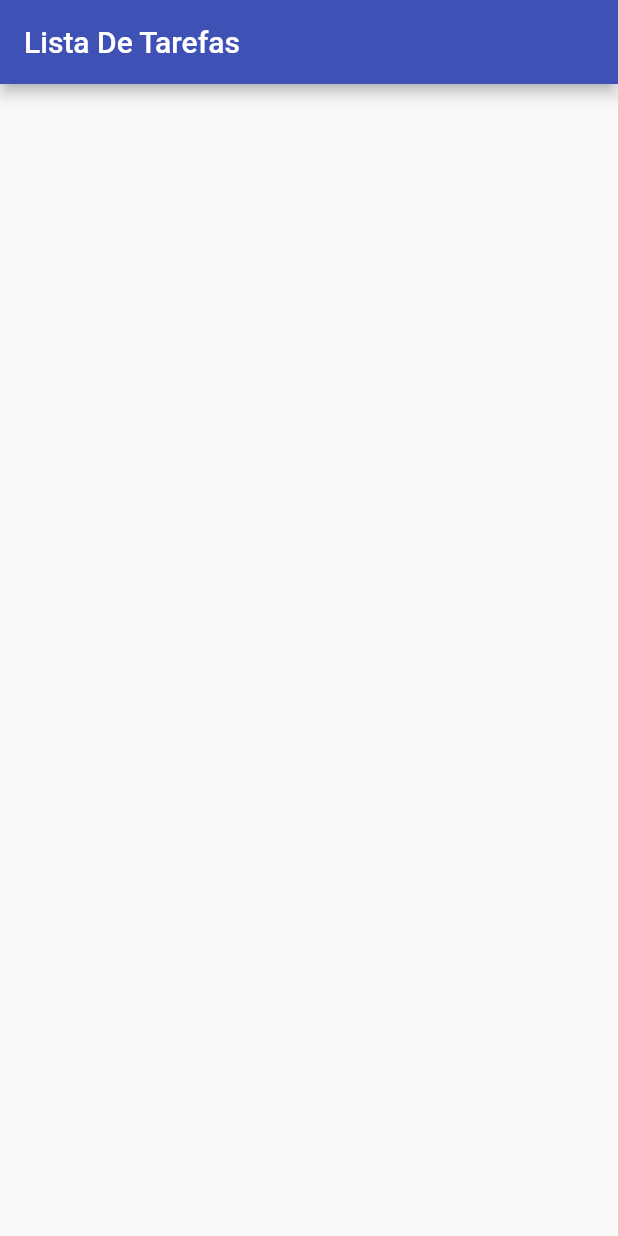
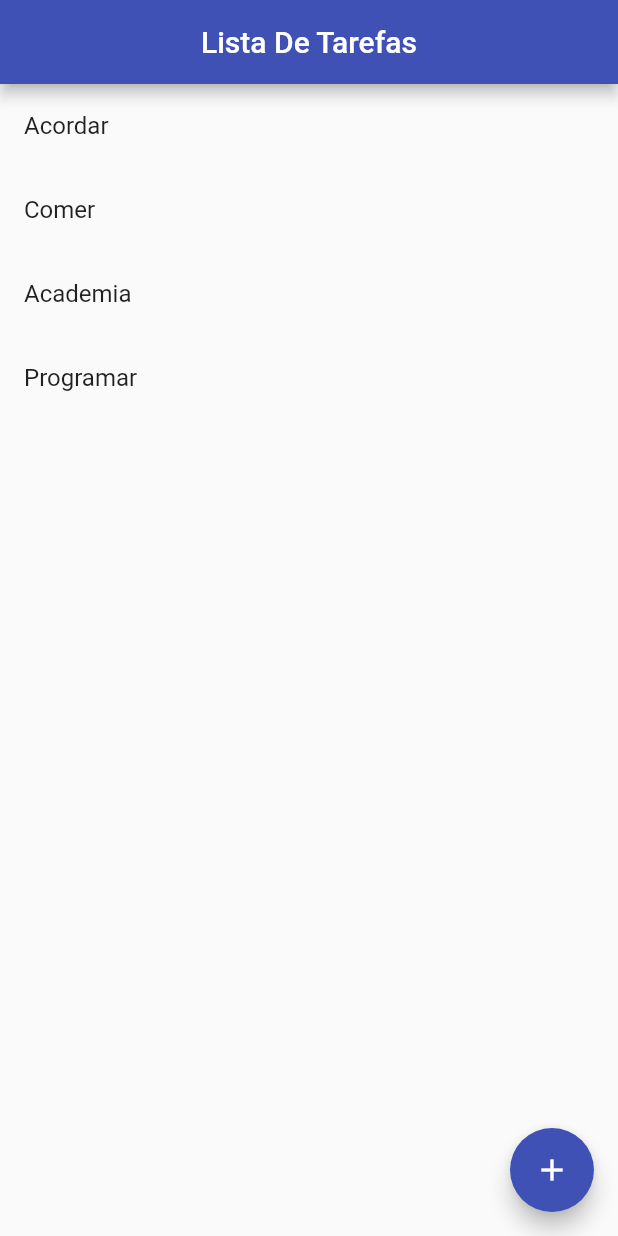
Before and after one commit to CarlosYanBezerraVieira/AppList, a Flutter app: the screen it shows after launch, on a phone screen of 412 x 824 dp. Run offline on Flutter 3.47's test engine with Material 2 defaults, Android fonts, the phone set to English and light mode, and no system bars.

Commit message:
interface start

```diff
--- a/applista/lib/homepage.dart
+++ b/applista/lib/homepage.dart
@@ -8,13 +8,60 @@ class HomePage extends StatefulWidget {
 }
 
 class _HomePageState extends State<HomePage> {
+  List _listaTarefas = ["Acordar", "Comer", "Academia", "Programar"];
   @override
   Widget build(BuildContext context) {
+    var width = MediaQuery.of(context).size.width;
+    var height = MediaQuery.of(context).size.width;
+
     return Scaffold(
       appBar: AppBar(
+        centerTitle: true,
         title: Text("Lista De Tarefas"),
         backgroundColor: Colors.indigo,
       ),
+      body: Column(
+        children: [
+          Expanded(
+              child: ListView.builder(
+            itemCount: _listaTarefas.length,
+            itemBuilder: (context, index) {
+              return ListTile(
+                title: Text(_listaTarefas[index]),
+              );
+            },
+          ))
+        ],
+      ),
+      floatingActionButton: FloatingActionButton(
+        child: Icon(Icons.add),
+        backgroundColor: Colors.indigo,
+        onPressed: () {
+          showDialog(
+              context: context,
+              builder: (context) {
+                return AlertDialog(
+                  title: Text("Criar tarefa"),
+                  content: TextField(
+                    decoration: InputDecoration(labelText: "Digite sua tarefa"),
+                    onChanged: (text) {},
+                  ),
+                  actions: [
+                    TextButton(
+                        onPressed: () => Navigator.pop(context),
+                        child: Text("Cancelar")),
+                    TextButton(
+                        onPressed: () {
+                          //salvar
+                          TextButton(onPressed: () {}, child: Text("Cancelar"));
+                        },
+                        child: Text("Salvar"))
+                  ],
+                );
+              });
+        },
+      ),
+      //bottomNavigationBar: BottomAppBar(),
     );
   }
 }
--- a/applista/lib/main.dart
+++ b/applista/lib/main.dart
@@ -3,6 +3,7 @@ import 'package:flutter/material.dart';
 
 void main() {
   runApp(MaterialApp(
+    debugShowCheckedModeBanner: false,
     home: HomePage(),
   ));
 }
```
